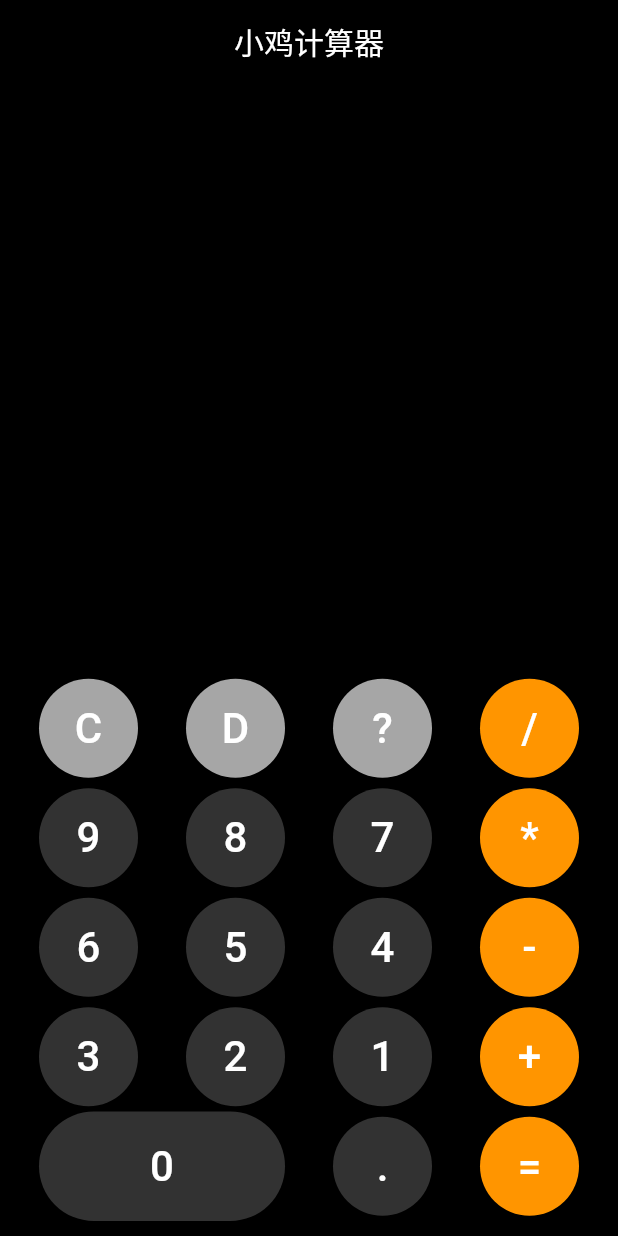
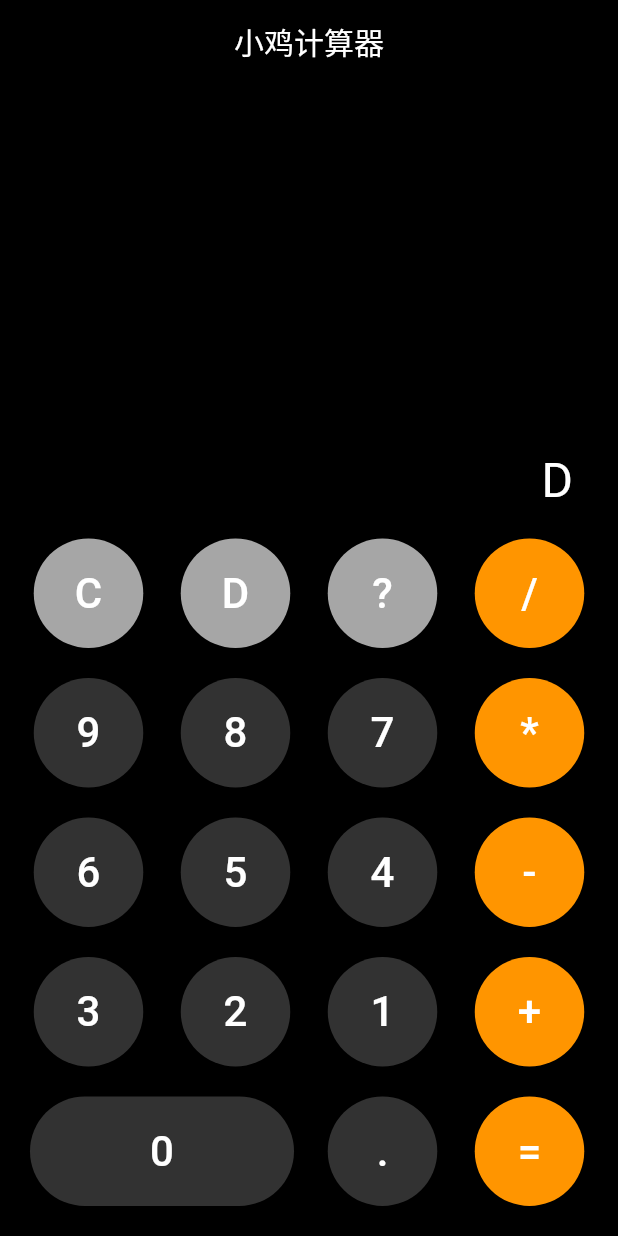
Before and after one commit to jicg/flutter_cal, a Flutter app: the screen it shows after launch, after a tap on an icon or button, on a phone screen of 412 x 824 dp. Run offline on Flutter 3.47's test engine with Material 2 defaults, Android fonts, the phone set to English and light mode, and no system bars.

Commit message:
小鸡计算器（五）: 显示区域实现

```diff
--- a/lib/index.dart
+++ b/lib/index.dart
@@ -1,6 +1,6 @@
 import 'package:flutter/material.dart';
 
-class IndexPage extends StatelessWidget {
+class IndexPage extends StatefulWidget {
   static const Color PAGE_COLOR = Colors.black;
 
   // 按钮
@@ -31,12 +31,31 @@ class IndexPage extends StatelessWidget {
   static const RKeys = ["/", "*", "-", "+", "="];
 
   @override
+  IndexPageState createState() {
+    return new IndexPageState();
+  }
+}
+
+class IndexPageState extends State<IndexPage> {
+  String _num = "";
+
+  void clickKey(String key) {
+    if ("C".compareTo(key) == 0) {
+      _num = "";
+      key = "";
+    }
+    setState(() {
+      _num += key;
+    });
+  }
+
+  @override
   Widget build(BuildContext context) {
     return Scaffold(
-      backgroundColor: PAGE_COLOR,
+      backgroundColor: IndexPage.PAGE_COLOR,
       appBar: AppBar(
         title: Text("小鸡计算器"),
-        backgroundColor: PAGE_COLOR,
+        backgroundColor: IndexPage.PAGE_COLOR,
         centerTitle: true,
       ),
       body: Padding(
@@ -44,7 +63,23 @@ class IndexPage extends StatelessWidget {
         child: Container(
             child: Column(
           children: <Widget>[
-            Expanded(child: Center(child: Text("显示区域"))),
+            Expanded(
+                child: SingleChildScrollView(
+              reverse: true,
+              child: Padding(
+                padding: const EdgeInsets.symmetric(
+                    horizontal: 20.0, vertical: 10.0),
+                child: Align(
+                    alignment: Alignment.bottomRight,
+                    child: Text(
+                      "$_num",
+                      style: TextStyle(
+                        color: Colors.white,
+                        fontSize: 32.0,
+                      ),
+                    )),
+              ),
+            )),
             Container(child: Center(child: _buildBtns()))
           ],
         )),
@@ -56,16 +91,22 @@ class IndexPage extends StatelessWidget {
     return Expanded(
       flex: flex,
       child: FlatButton(
-        onPressed: () => {},
+        onPressed: () {
+          clickKey(num);
+        },
+        padding: EdgeInsets.all(0.0),
         child: Container(
           decoration: BoxDecoration(
-              color: TKeys.contains(num)
-                  ? TOP_BTN_BG
-                  : RKeys.contains(num) ? RIGHT_BTN_BG : NUM_BTN_BG,
+              color: IndexPage.TKeys.contains(num)
+                  ? IndexPage.TOP_BTN_BG
+                  : IndexPage.RKeys.contains(num)
+                      ? IndexPage.RIGHT_BTN_BG
+                      : IndexPage.NUM_BTN_BG,
               shape: flex > 1 ? BoxShape.rectangle : BoxShape.circle,
               borderRadius:
                   flex > 1 ? BorderRadius.all(Radius.circular(1000.0)) : null),
           padding: EdgeInsets.all(20.0),
+          margin: EdgeInsets.all(10.0),
           child: Center(
               child: Text(
             "$num",
@@ -80,16 +121,16 @@ class IndexPage extends StatelessWidget {
     List<Widget> rows = [];
 
     List<Widget> btns = [];
-    int flex =1;
-    for (int i = 0; i < NKeys.length; i++) {
-      String key = NKeys[i];
-      if(key.isEmpty){
+    int flex = 1;
+    for (int i = 0; i < IndexPage.NKeys.length; i++) {
+      String key = IndexPage.NKeys[i];
+      if (key.isEmpty) {
         flex++;
         continue;
-      }else{
-        Widget b = buildFlatButton(key,flex: flex);
+      } else {
+        Widget b = buildFlatButton(key, flex: flex);
         btns.add(b);
-        flex=1;
+        flex = 1;
       }
 
       if ((i + 1) % 4 == 0) {
```
